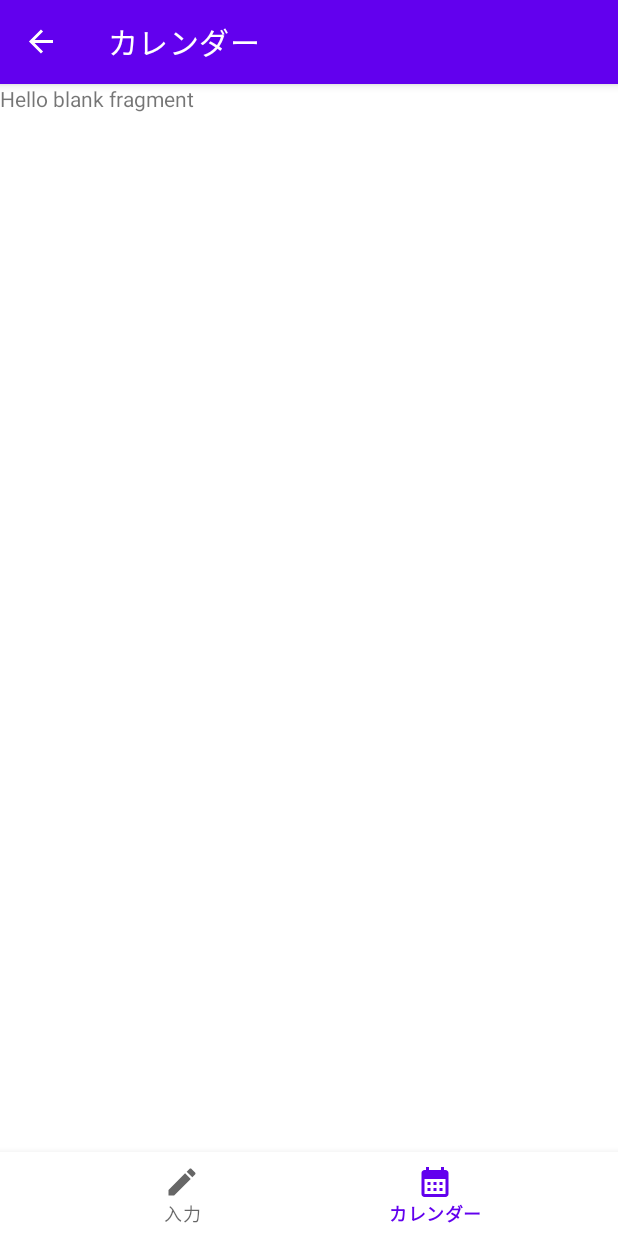
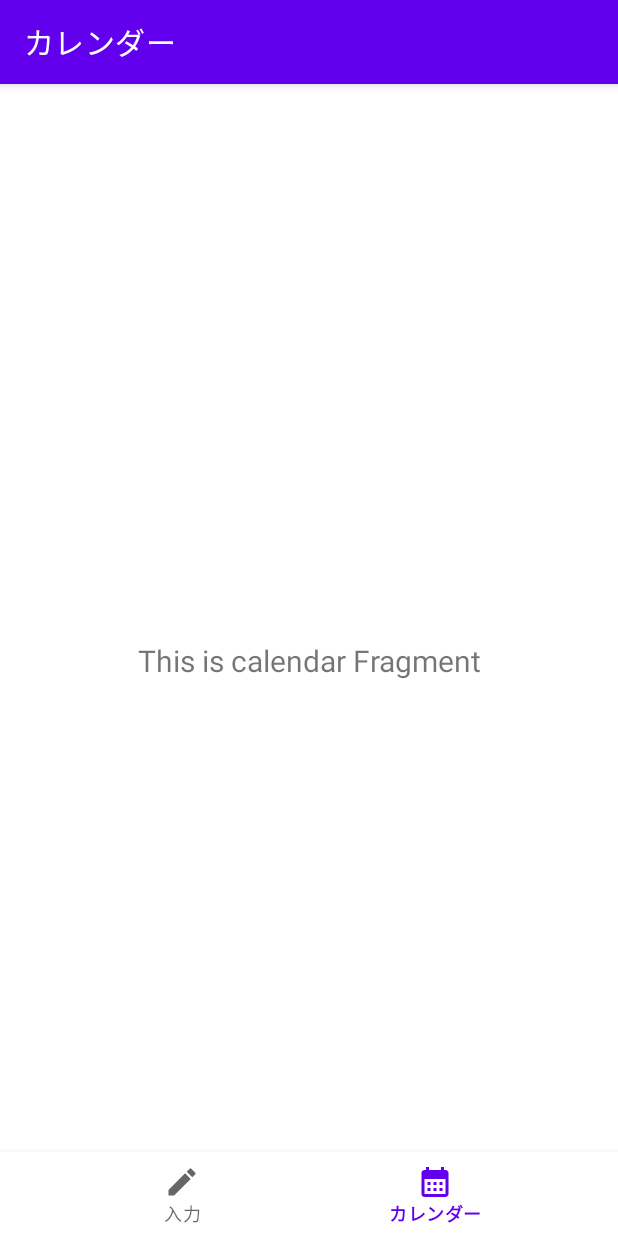
Before and after one commit to tky3a/MoneyHistoryBook, an Android app: the CalendarFragment screen opened through its navigation route, on a phone screen of 412 x 824 dp. Run offline under Robolectric (Android 15) with nearby library versions, the phone set to English and light mode, and no system bars; our stand-ins replace navigation-ui.

Commit message:
ナビゲーションとフラグメントを整えてカレンダータブの表示を追加

```diff
--- a/app/src/main/java/ja/tky/myapplication/MainActivity.kt
+++ b/app/src/main/java/ja/tky/myapplication/MainActivity.kt
@@ -25,11 +25,13 @@ class MainActivity : AppCompatActivity() {
         val navController = findNavController(R.id.nav_host_fragment_activity_main)
 
         val appBarConfiguration = AppBarConfiguration(
-            // TODO: カレンダーの追加
+            // ナビゲーションで設定しているフラグメントの情報を渡す（ここの設定がされていない場合表示がうまくいかない）
             setOf(
-                R.id.navigationInput
+                R.id.navigationInput,
+                R.id.navigationCalendar
             )
         )
+        // 画面表示
         setupActionBarWithNavController(navController, appBarConfiguration)
         navView.setupWithNavController(navController)
 
--- a/app/src/main/java/ja/tky/myapplication/ui/calendar/CalendarFragment.kt
+++ b/app/src/main/java/ja/tky/myapplication/ui/calendar/CalendarFragment.kt
@@ -1,60 +1,47 @@
 package ja.tky.myapplication.ui.calendar
 
 import android.os.Bundle
-import androidx.fragment.app.Fragment
 import android.view.LayoutInflater
 import android.view.View
 import android.view.ViewGroup
-import ja.tky.myapplication.R
+import android.widget.TextView
+import androidx.fragment.app.Fragment
+import androidx.lifecycle.Observer
+import androidx.lifecycle.ViewModelProvider
+import ja.tky.myapplication.databinding.FragmentCalendarBinding
 
-// TODO: Rename parameter arguments, choose names that match
-// the fragment initialization parameters, e.g. ARG_ITEM_NUMBER
-private const val ARG_PARAM1 = "param1"
-private const val ARG_PARAM2 = "param2"
+class CalendarFragment : Fragment() {
+    private lateinit var calendarViewModel: CalendarViewModel // ViewModelの変数を定義
+    private var _binding: FragmentCalendarBinding? = null // FragmentCalendarBindingが存在していない場合はnull
 
-/**
- * A simple [Fragment] subclass.
- * Use the [CalendarFragment.newInstance] factory method to
- * create an instance of this fragment.
- */
-class CalendarFragment : Fragment() {
-    // TODO: Rename and change types of parameters
-    private var param1: String? = null
-    private var param2: String? = null
+    // binding変数を定義
+    private val binding get() = _binding!!
 
-    override fun onCreate(savedInstanceState: Bundle?) {
-        super.onCreate(savedInstanceState)
-        arguments?.let {
-            param1 = it.getString(ARG_PARAM1)
-            param2 = it.getString(ARG_PARAM2)
-        }
+    override fun onCreateView(
+        inflater: LayoutInflater,
+        container: ViewGroup?,
+        savedInstanceState: Bundle?
+    ): View? {
+        // CalendarViewModelを変数に代入
+        calendarViewModel = ViewModelProvider(this).get(CalendarViewModel::class.java)
+        // 生成されたBindingクラスからViewをinflate
+        _binding = FragmentCalendarBinding.inflate(inflater, container, false)
+        // 生成された階層の親となるオプションのビュー
+        var root: View = _binding!!.root
+        // fragment_calendar.xmlのtvCalendarを変数に代入
+        val textView: TextView = binding.tvCalendar
+
+        // [重要] LiveDataの値の変更を監視。変更を受け取ったらTextViewに値をセット。
+        calendarViewModel.text.observe(viewLifecycleOwner, Observer {
+            textView.text = it
+        })
+
+        return root
     }
 
-    override fun onCreateView(
-        inflater: LayoutInflater, container: ViewGroup?,
-        savedInstanceState: Bundle?
-    ): View? {
-        // Inflate the layout for this fragment
-        return inflater.inflate(R.layout.fragment_calendar, container, false)
-    }
-
-    companion object {
-        /**
-         * Use this factory method to create a new instance of
-         * this fragment using the provided parameters.
-         *
-         * @param param1 Parameter 1.
-         * @param param2 Parameter 2.
-         * @return A new instance of fragment CalendarFragment.
-         */
-        // TODO: Rename and change types and number of parameters
-        @JvmStatic
-        fun newInstance(param1: String, param2: String) =
-            CalendarFragment().apply {
-                arguments = Bundle().apply {
-                    putString(ARG_PARAM1, param1)
-                    putString(ARG_PARAM2, param2)
-                }
-            }
+    // 初期化？
+    override fun onDestroyView() {
+        super.onDestroyView()
+        _binding = null
     }
 }
--- a/app/src/main/java/ja/tky/myapplication/ui/calendar/CalendarViewModel.kt
+++ b/app/src/main/java/ja/tky/myapplication/ui/calendar/CalendarViewModel.kt
@@ -1,10 +1,12 @@
 package ja.tky.myapplication.ui.calendar
 
+import androidx.lifecycle.LiveData
 import androidx.lifecycle.MutableLiveData
 import androidx.lifecycle.ViewModel
 
-class CalendarViewModel: ViewModel() {
-    private val text = MutableLiveData<String>().apply {
+class CalendarViewModel : ViewModel() {
+    private val _text = MutableLiveData<String>().apply {
         value = "This is calendar Fragment"
     }
+    val text: LiveData<String> = _text
 }
--- a/app/src/main/java/ja/tky/myapplication/ui/input/InputFragment.kt
+++ b/app/src/main/java/ja/tky/myapplication/ui/input/InputFragment.kt
@@ -25,12 +25,16 @@ class InputFragment : Fragment() {
         savedInstanceState: Bundle?
     ): View? {
 
+        // ViewModelを取得
         inputViewModel = ViewModelProvider(this).get(InputViewModel::class.java)
 
+        // ジェネレート(生成)されたBindingクラスからViewをinflateできる
         _binding = FragmentInputBinding.inflate(inflater, container, false)
-        val root: View = binding.root
+        val root: View = binding.root // 生成された階層の親となるオプションのビュー
 
         val textView: TextView = binding.tvInput
+
+        // LiveDataの値の変更を監視。変更を受け取ったらTextViewに値をセット。
         inputViewModel.text.observe(viewLifecycleOwner, Observer {
             textView.text = it
         })
--- a/app/src/main/java/ja/tky/myapplication/ui/input/InputViewModel.kt
+++ b/app/src/main/java/ja/tky/myapplication/ui/input/InputViewModel.kt
@@ -5,6 +5,8 @@ import androidx.lifecycle.MutableLiveData
 import androidx.lifecycle.ViewModel
 
 class InputViewModel : ViewModel() {
+    // NOTE: TextViewに表示するテキスト用のLiveData.
+    // 変更可のためMutableLiveDataで作成する
     private val _text = MutableLiveData<String>().apply {
         value = "This is input Fragment"
     }
--- a/app/src/main/res/layout/fragment_calendar.xml
+++ b/app/src/main/res/layout/fragment_calendar.xml
@@ -1,14 +1,24 @@
 <?xml version="1.0" encoding="utf-8"?>
-<FrameLayout xmlns:android="http://schemas.android.com/apk/res/android"
-             xmlns:tools="http://schemas.android.com/tools"
-             android:layout_width="match_parent"
-             android:layout_height="match_parent"
-             tools:context=".ui.calendar.CalendarFragment">
+<androidx.constraintlayout.widget.ConstraintLayout
+    xmlns:tools="http://schemas.android.com/tools"
+    xmlns:android="http://schemas.android.com/apk/res/android"
+    android:layout_width="match_parent"
+    android:layout_height="match_parent"
+    xmlns:app="http://schemas.android.com/apk/res-auto"
+    android:padding="8dp"
+    tools:context=".ui.calendar.CalendarFragment">
 
-  <!-- TODO: Update blank fragment layout -->
   <TextView
+      android:id="@+id/tvCalendar"
       android:layout_width="match_parent"
-      android:layout_height="match_parent"
-      android:text="@string/hello_blank_fragment"/>
+      android:layout_height="wrap_content"
+      android:text="@string/hello_blank_fragment"
+      app:layout_constraintEnd_toEndOf="parent"
+      app:layout_constraintStart_toStartOf="parent"
+      app:layout_constraintTop_toTopOf="parent"
+      app:layout_constraintBottom_toBottomOf="parent"
+      android:textSize="20dp"
+      android:textAlignment="center"
+  />
 
-</FrameLayout>
+</androidx.constraintlayout.widget.ConstraintLayout>
--- a/app/src/main/res/values/themes.xml
+++ b/app/src/main/res/values/themes.xml
@@ -14,6 +14,7 @@
     <item name="android:statusBarColor"
           tools:targetApi="l">?attr/colorPrimaryVariant
     </item>
+    <item name="android:windowFullscreen">true</item>
     <!-- Customize your theme here. -->
   </style>
 </resources>
```
